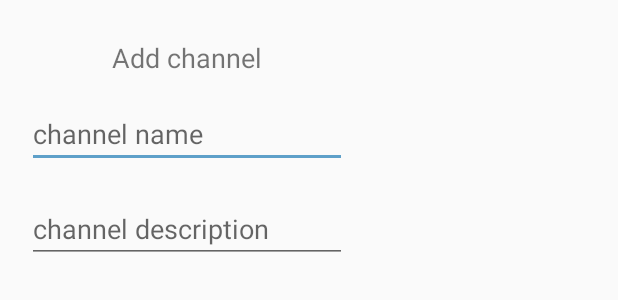
After one commit to Estete9/Smack2, an Android app: the layout add_channel_dialog.xml on its own in the app's theme, with its tools: preview values and no code run, on a phone screen of 412 x 824 dp. The commit adds this screen. Shown: the top 300 px of the screen. Run offline under Robolectric (Android 15) with nearby library versions, the phone set to English and light mode, and no system bars.

```diff
--- /dev/null
+++ b/app/src/main/res/layout/add_channel_dialog.xml
@@ -0,0 +1,40 @@
+<?xml version="1.0" encoding="utf-8"?>
+<LinearLayout xmlns:android="http://schemas.android.com/apk/res/android"
+    android:layout_width="wrap_content"
+    android:layout_height="wrap_content"
+    android:orientation="vertical">
+
+    <TextView
+        android:id="@+id/textView3"
+        android:layout_width="match_parent"
+        android:layout_height="wrap_content"
+        android:layout_marginTop="26dp"
+        android:layout_marginBottom="16dp"
+        android:text="Add channel"
+        android:textAlignment="center"
+        android:textSize="18sp" />
+
+    <EditText
+        android:id="@+id/addChannelNameTxt"
+        android:layout_width="match_parent"
+        android:layout_height="wrap_content"
+        android:layout_marginLeft="18dp"
+        android:layout_marginRight="18dp"
+        android:layout_marginBottom="18dp"
+        android:ems="10"
+        android:hint="channel name"
+        android:inputType="textPersonName"
+        android:textColor="@android:color/darker_gray" />
+
+    <EditText
+        android:id="@+id/addChannelDescTxt"
+        android:layout_width="match_parent"
+        android:layout_height="wrap_content"
+        android:layout_marginLeft="18dp"
+        android:layout_marginRight="18dp"
+        android:layout_marginBottom="18dp"
+        android:ems="10"
+        android:hint="channel description"
+        android:inputType="textPersonName"
+        android:textColor="@android:color/darker_gray" />
+</LinearLayout>
```
Also changed, not shown: app/src/main/java/com/example/smack2/Controller/MainActivity.kt (+32 -1 lines).
